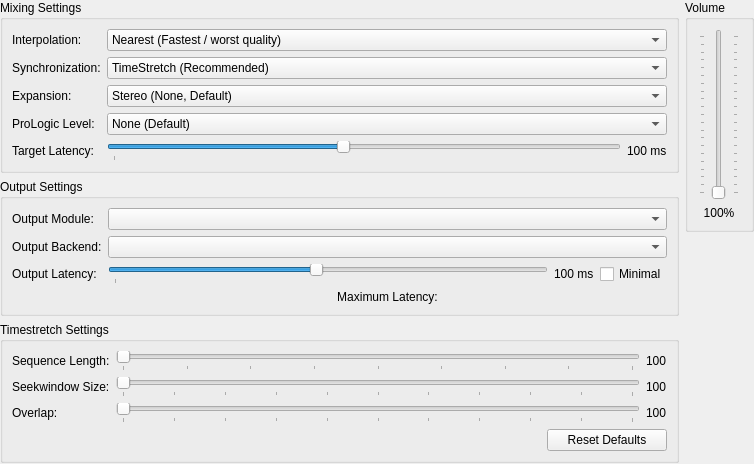
Qt form pcsx2-qt/Settings/AudioSettingsWidget.ui (PCSX2/pcsx2) before a commit.
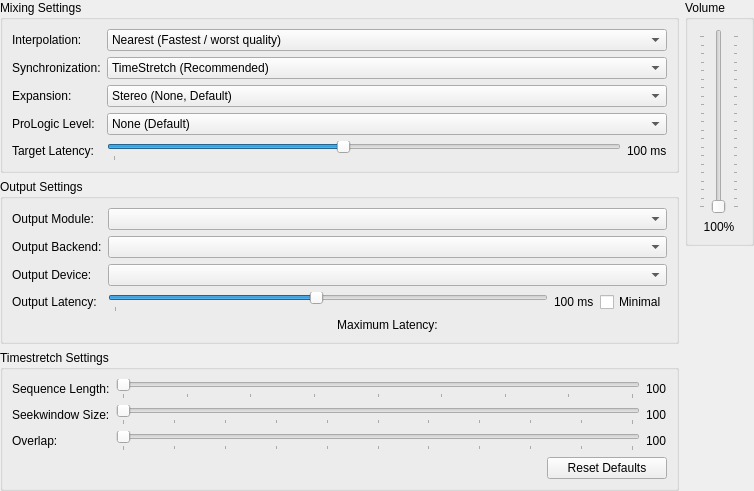
The same form after that commit.

Commit message: SPU2: Add output device selection

The edit to the form file:
```diff
--- a/pcsx2-qt/Settings/AudioSettingsWidget.ui
+++ b/pcsx2-qt/Settings/AudioSettingsWidget.ui
@@ -448,14 +448,14 @@
       <item row="0" column="1">
        <widget class="QComboBox" name="outputModule"/>
       </item>
-      <item row="2" column="0">
+      <item row="3" column="0">
        <widget class="QLabel" name="label_5">
         <property name="text">
          <string>Output Latency:</string>
         </property>
        </widget>
       </item>
-      <item row="2" column="1">
+      <item row="3" column="1">
        <layout class="QHBoxLayout" name="horizontalLayout">
         <item>
          <widget class="QSlider" name="outputLatency">
@@ -505,7 +505,7 @@
       <item row="1" column="1">
        <widget class="QComboBox" name="backend"/>
       </item>
-      <item row="3" column="1">
+      <item row="4" column="1">
        <widget class="QLabel" name="latencySummary">
         <property name="text">
          <string>Maximum Latency:</string>
@@ -515,6 +515,16 @@
         </property>
        </widget>
       </item>
+      <item row="2" column="0">
+       <widget class="QLabel" name="label_11">
+        <property name="text">
+         <string>Output Device:</string>
+        </property>
+       </widget>
+      </item>
+      <item row="2" column="1">
+       <widget class="QComboBox" name="outputDevice"/>
+      </item>
      </layout>
     </widget>
    </item>
```
The commit also changes 9 other files.
